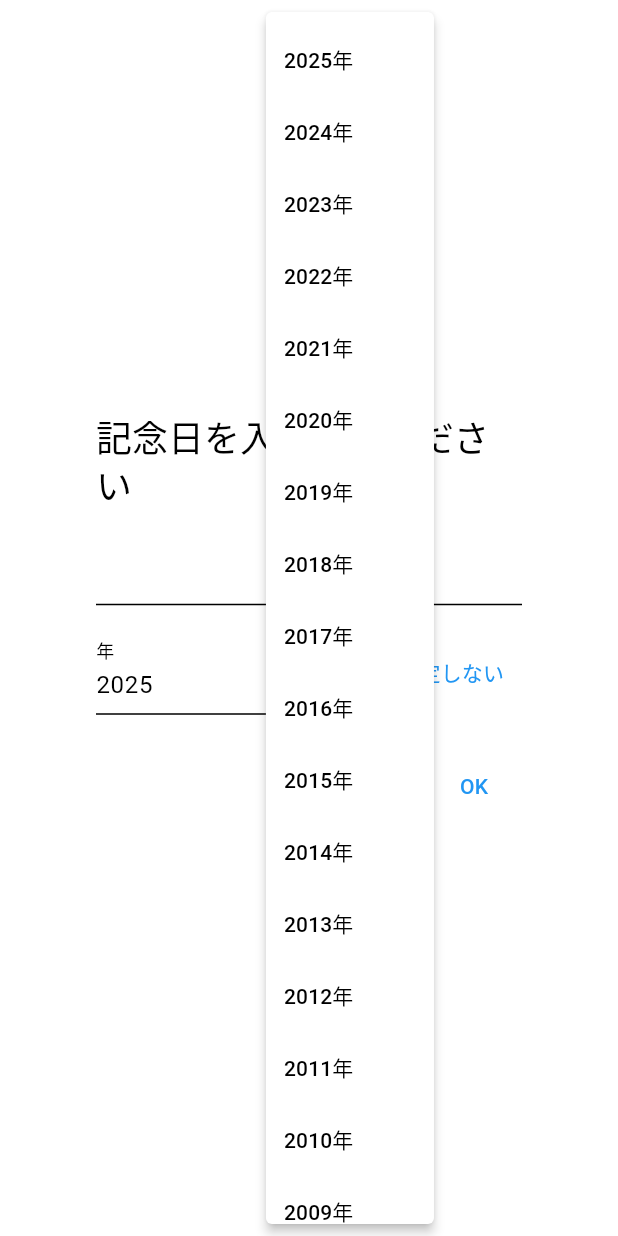
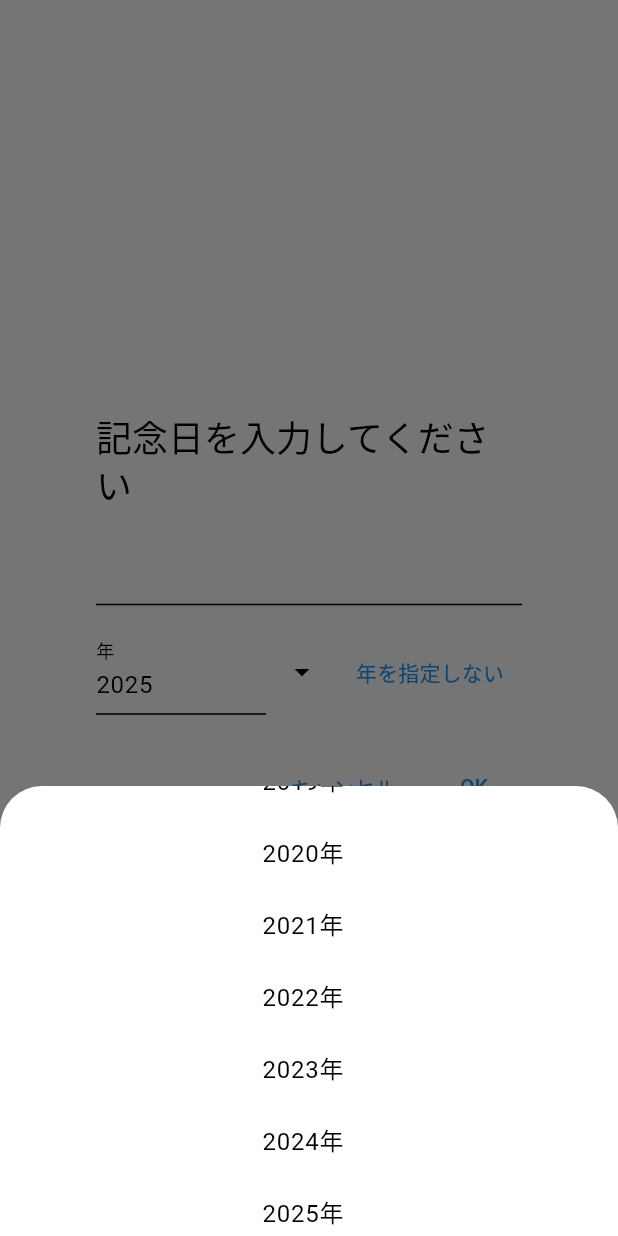
Before and after one commit to levure-s/FanCale-Reborn, a Flutter app: the AddAnniversary widget shown alone on an empty page, opened directly with empty values, after a tap on the "arrow drop down" icon, on a phone screen of 412 x 824 dp. Run offline on Flutter 3.47's test engine with Material 3 defaults, Android fonts, the phone set to English and light mode, and no system bars; our stand-ins replace cloud_firestore, firebase_auth, firebase_core, firebase_storage, image_picker, table_calendar; missing offline and left inert: fast_color_picker; accounts and stored records are empty.

Commit message:
年選択を昇順に変更

```diff
--- a/lib/add_anniversary/add_anniversary.dart
+++ b/lib/add_anniversary/add_anniversary.dart
@@ -33,20 +33,9 @@ class AddAnniversary extends StatelessWidget {
                     ),
                   ),
                 ),
-                PopupMenuButton<int>(
+                IconButton(
                   icon: const Icon(Icons.arrow_drop_down),
-                  onSelected: (value) {
-                    yearController.text = value.toString();
-                  },
-                  itemBuilder: (context) {
-                    return List.generate(30, (index) {
-                      final year = DateTime.now().year - index;
-                      return PopupMenuItem(
-                        value: year,
-                        child: Text('$year年'),
-                      );
-                    });
-                  },
+                  onPressed: () => _showYearPicker(context, yearController),
                 ),
                 TextButton(
                   onPressed: () {
@@ -85,4 +74,36 @@ class AddAnniversary extends StatelessWidget {
       ),
     );
   }
+
+  void _showYearPicker(
+      BuildContext context, TextEditingController yearController) {
+    final now = DateTime.now().year;
+    final int startYear = 1;
+    final initialIndex = int.tryParse(yearController.text) ?? now;
+    final scrollIndex = (initialIndex - startYear).clamp(0, now - startYear);
+
+    showModalBottomSheet(
+      context: context,
+      builder: (_) {
+        return SizedBox(
+          height: 300,
+          child: ListView.builder(
+            itemExtent: 48,
+            controller: ScrollController(initialScrollOffset: scrollIndex * 48),
+            itemCount: now - startYear + 1,
+            itemBuilder: (_, index) {
+              final year = startYear + index;
+              return ListTile(
+                title: Center(child: Text('$year年')),
+                onTap: () {
+                  yearController.text = year.toString();
+                  Navigator.pop(context);
+                },
+              );
+            },
+          ),
+        );
+      },
+    );
+  }
 }
```
